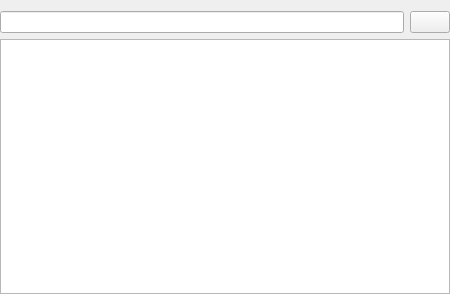
enricoros/fotowall, file Canvas/WebContentSelectorItem.ui: the form before one commit.
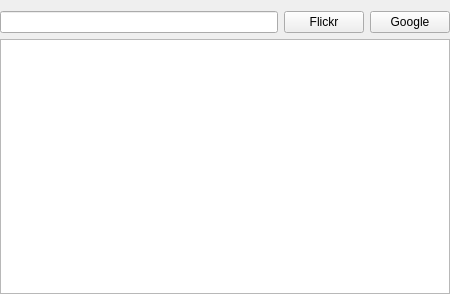
The form after the commit. Custom widgets are drawn as their Qt base class.

Commit message: First adaptation of the WebContentSelectorItem for multiple PictureServices.

What changed in the file:
```diff
--- a/Canvas/WebContentSelectorItem.ui
+++ b/Canvas/WebContentSelectorItem.ui
@@ -26,10 +26,17 @@
    <item row="0" column="0">
     <widget class="QLineEdit" name="lineEdit"/>
    </item>
-   <item row="0" column="1">
-    <widget class="QPushButton" name="searchButton"/>
+   <item row="0" column="2">
+    <widget class="QPushButton" name="searchGoogle">
+     <property name="text">
+      <string>Google</string>
+     </property>
+     <property name="provider" stdset="0">
+      <number>2</number>
+     </property>
+    </widget>
    </item>
-   <item row="1" column="0" colspan="2">
+   <item row="1" column="0" colspan="3">
     <widget class="MyListWidget" name="listWidget">
      <property name="minimumSize">
       <size>
@@ -75,6 +82,16 @@
      </property>
     </widget>
    </item>
+   <item row="0" column="1">
+    <widget class="QPushButton" name="searchFlickr">
+     <property name="text">
+      <string>Flickr</string>
+     </property>
+     <property name="provider" stdset="0">
+      <number>1</number>
+     </property>
+    </widget>
+   </item>
   </layout>
  </widget>
  <customwidgets>
```
Left out of the diff: 4 changed lines with no effect on the pictures. The commit also changes 3 other files.
